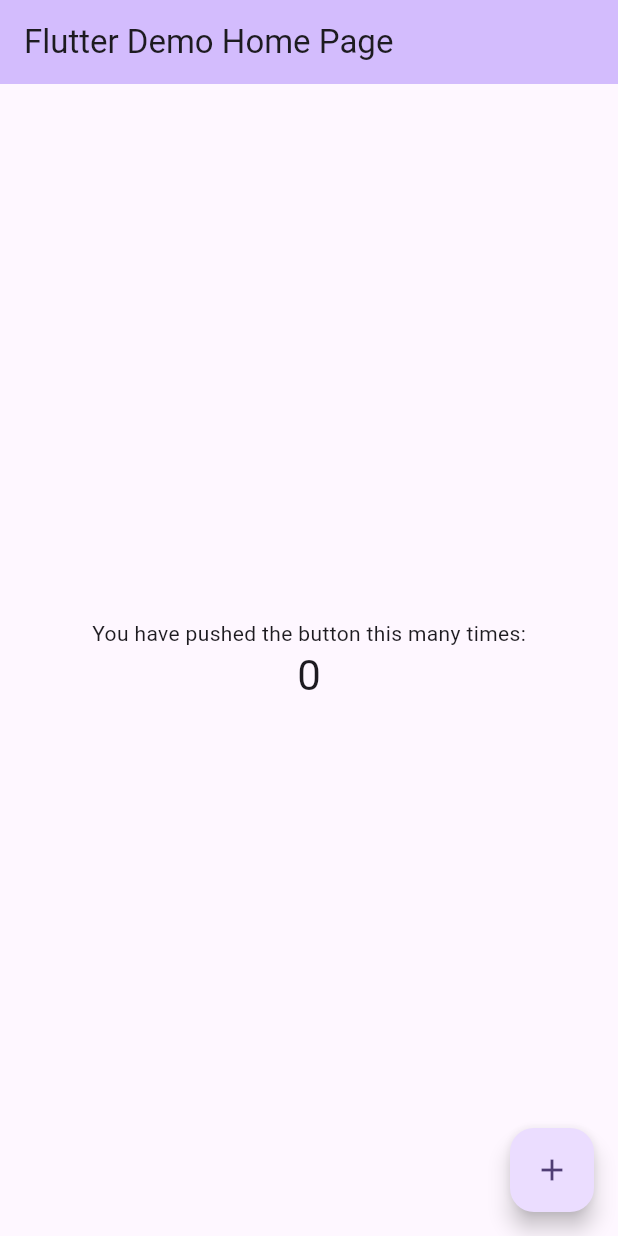
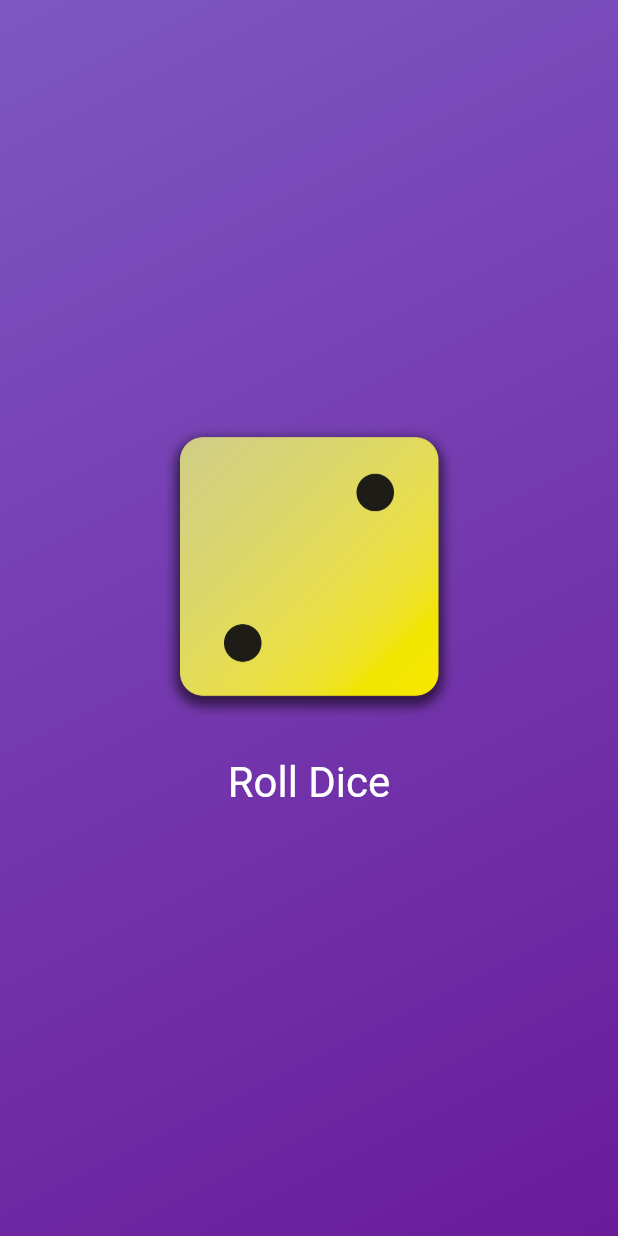
Before and after one commit to setouchi-h/flutter_apps, a Flutter app: the screen it shows after launch, on a phone screen of 412 x 824 dp. Run offline on Flutter 3.47's test engine with Material 3 defaults, Android fonts, the phone set to English and light mode, and no system bars.

Commit message:
サイコロ投げの完成

```diff
--- a/analysis_options.yaml
+++ b/analysis_options.yaml
@@ -24,5 +24,11 @@ linter:
     # avoid_print: false  # Uncomment to disable the `avoid_print` rule
     # prefer_single_quotes: true  # Uncomment to enable the `prefer_single_quotes` rule
 
+    # Const-related rules
+    prefer_const_constructors: true # Suggest const constructors when possible
+    prefer_const_constructors_in_immutables: true # Prefer const constructors in immutable classes
+    prefer_const_declarations: true # Prefer const over final for declarations
+    prefer_const_literals_to_create_immutables: true # Prefer const literals for creating immutable objects
+
 # Additional information about this file can be found at
 # https://dart.dev/guides/language/analysis-options
--- /dev/null
+++ b/lib/dice_roller.dart
@@ -0,0 +1,44 @@
+import 'dart:math';
+import 'package:flutter/material.dart';
+
+final randomizer = Random();
+
+class DiceRoller extends StatefulWidget {
+  const DiceRoller({super.key});
+
+  @override
+  State<DiceRoller> createState() => _DiceRollerState();
+}
+
+class _DiceRollerState extends State<DiceRoller> {
+  var currentDiceRoll = 2;
+
+  void rollDice() {
+    setState(() {
+      currentDiceRoll = randomizer.nextInt(6) + 1;
+    });
+  }
+
+  @override
+  Widget build(BuildContext context) {
+    return Column(
+      mainAxisSize: MainAxisSize.min,
+      children: [
+        Image.asset(
+          'assets/images/dice-$currentDiceRoll.png',
+          width: 200,
+          height: 200,
+        ),
+        const SizedBox(height: 20),
+        TextButton(
+          onPressed: rollDice,
+          style: TextButton.styleFrom(
+            foregroundColor: Colors.white,
+            textStyle: const TextStyle(fontSize: 28),
+          ),
+          child: const Text('Roll Dice'),
+        ),
+      ],
+    );
+  }
+}
--- /dev/null
+++ b/lib/gradient_container.dart
@@ -0,0 +1,23 @@
+import 'package:flutter/material.dart';
+import 'package:first_app/dice_roller.dart';
+
+class GradientContainer extends StatelessWidget {
+  const GradientContainer(this.color1, this.color2, {super.key});
+
+  final Color color1;
+  final Color color2;
+
+  @override
+  Widget build(BuildContext context) {
+    return Container(
+      decoration: BoxDecoration(
+        gradient: LinearGradient(
+          colors: [color1, color2],
+          begin: Alignment.topLeft,
+          end: Alignment.bottomRight,
+        ),
+      ),
+      child: const Center(child: DiceRoller()),
+    );
+  }
+}
--- a/lib/main.dart
+++ b/lib/main.dart
@@ -1,122 +1,12 @@
 import 'package:flutter/material.dart';
+import 'package:first_app/gradient_container.dart';
 
 void main() {
-  runApp(const MyApp());
+  runApp(
+    MaterialApp(
+      home: Scaffold(
+        body: GradientContainer(Colors.deepPurple[400]!, Colors.purple[800]!),
+      ),
+    ),
+  );
 }
-
-class MyApp extends StatelessWidget {
-  const MyApp({super.key});
-
-  // This widget is the root of your application.
-  @override
-  Widget build(BuildContext context) {
-    return MaterialApp(
-      title: 'Flutter Demo',
-      theme: ThemeData(
-        // This is the theme of your application.
-        //
-        // TRY THIS: Try running your application with "flutter run". You'll see
-        // the application has a purple toolbar. Then, without quitting the app,
-        // try changing the seedColor in the colorScheme below to Colors.green
-        // and then invoke "hot reload" (save your changes or press the "hot
-        // reload" button in a Flutter-supported IDE, or press "r" if you used
-        // the command line to start the app).
-        //
-        // Notice that the counter didn't reset back to zero; the application
-        // state is not lost during the reload. To reset the state, use hot
-        // restart instead.
-        //
-        // This works for code too, not just values: Most code changes can be
-        // tested with just a hot reload.
-        colorScheme: ColorScheme.fromSeed(seedColor: Colors.deepPurple),
-      ),
-      home: const MyHomePage(title: 'Flutter Demo Home Page'),
-    );
-  }
-}
-
-class MyHomePage extends StatefulWidget {
-  const MyHomePage({super.key, required this.title});
-
-  // This widget is the home page of your application. It is stateful, meaning
-  // that it has a State object (defined below) that contains fields that affect
-  // how it looks.
-
-  // This class is the configuration for the state. It holds the values (in this
-  // case the title) provided by the parent (in this case the App widget) and
-  // used by the build method of the State. Fields in a Widget subclass are
-  // always marked "final".
-
-  final String title;
-
-  @override
-  State<MyHomePage> createState() => _MyHomePageState();
-}
-
-class _MyHomePageState extends State<MyHomePage> {
-  int _counter = 0;
-
-  void _incrementCounter() {
-    setState(() {
-      // This call to setState tells the Flutter framework that something has
-      // changed in this State, which causes it to rerun the build method below
-      // so that the display can reflect the updated values. If we changed
-      // _counter without calling setState(), then the build method would not be
-      // called again, and so nothing would appear to happen.
-      _counter++;
-    });
-  }
-
-  @override
-  Widget build(BuildContext context) {
-    // This method is rerun every time setState is called, for instance as done
-    // by the _incrementCounter method above.
-    //
-    // The Flutter framework has been optimized to make rerunning build methods
-    // fast, so that you can just rebuild anything that needs updating rather
-    // than having to individually change instances of widgets.
-    return Scaffold(
-      appBar: AppBar(
-        // TRY THIS: Try changing the color here to a specific color (to
-        // Colors.amber, perhaps?) and trigger a hot reload to see the AppBar
-        // change color while the other colors stay the same.
-        backgroundColor: Theme.of(context).colorScheme.inversePrimary,
-        // Here we take the value from the MyHomePage object that was created by
-        // the App.build method, and use it to set our appbar title.
-        title: Text(widget.title),
-      ),
-      body: Center(
-        // Center is a layout widget. It takes a single child and positions it
-        // in the middle of the parent.
-        child: Column(
-          // Column is also a layout widget. It takes a list of children and
-          // arranges them vertically. By default, it sizes itself to fit its
-          // children horizontally, and tries to be as tall as its parent.
-          //
-          // Column has various properties to control how it sizes itself and
-          // how it positions its children. Here we use mainAxisAlignment to
-          // center the children vertically; the main axis here is the vertical
-          // axis because Columns are vertical (the cross axis would be
-          // horizontal).
-          //
-          // TRY THIS: Invoke "debug painting" (choose the "Toggle Debug Paint"
-          // action in the IDE, or press "p" in the console), to see the
-          // wireframe for each widget.
-          mainAxisAlignment: MainAxisAlignment.center,
-          children: <Widget>[
-            const Text('You have pushed the button this many times:'),
-            Text(
-              '$_counter',
-              style: Theme.of(context).textTheme.headlineMedium,
-            ),
-          ],
-        ),
-      ),
-      floatingActionButton: FloatingActionButton(
-        onPressed: _incrementCounter,
-        tooltip: 'Increment',
-        child: const Icon(Icons.add),
-      ), // This trailing comma makes auto-formatting nicer for build methods.
-    );
-  }
-}
--- /dev/null
+++ b/lib/styled_text.dart
@@ -0,0 +1,15 @@
+import 'package:flutter/material.dart';
+
+class StyledText extends StatelessWidget {
+  const StyledText(this.text, {super.key});
+
+  final String text;
+
+  @override
+  Widget build(BuildContext context) {
+    return Text(
+      text,
+      style: const TextStyle(color: Colors.white, fontSize: 28),
+    );
+  }
+}
```
Also changed, not shown: pubspec.yaml (+8 -5 lines), assets/images/dice-1.png (added), assets/images/dice-2.png (added), assets/images/dice-3.png (added), assets/images/dice-4.png (added), assets/images/dice-5.png (added), assets/images/dice-6.png (added).
